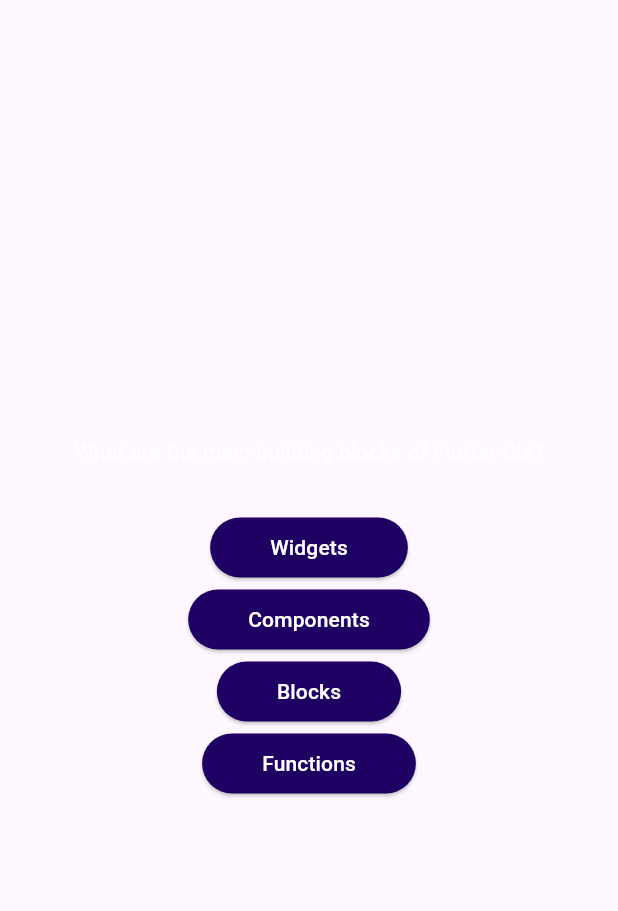
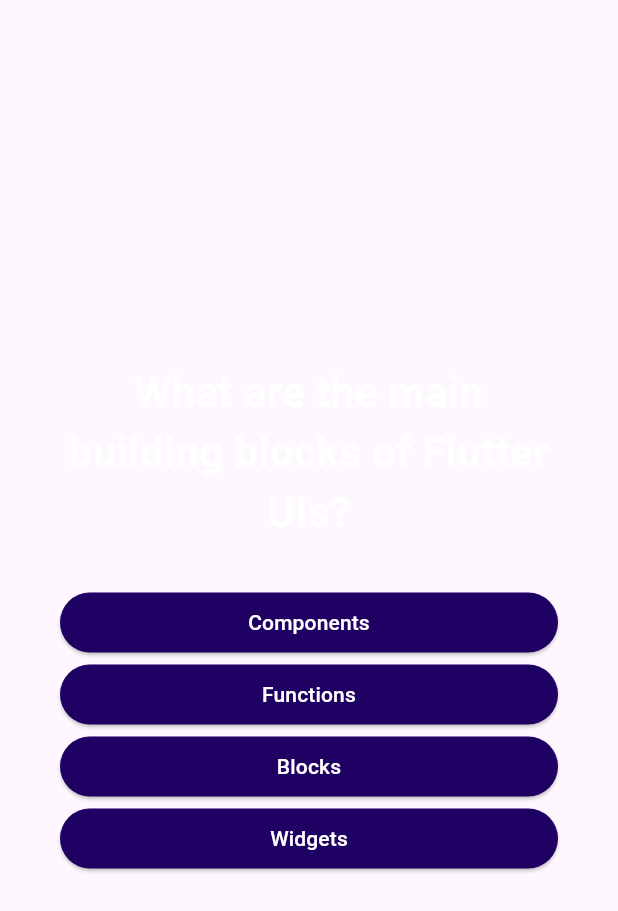
Before and after one commit to UsmanKhursheed06/Quiz-App, a Flutter app: the Questions widget shown alone on an empty page, opened directly, on a phone screen of 412 x 824 dp. Shown: the top 911 px of the screen. Run offline on Flutter 3.47's test engine with Material 3 defaults, Android fonts, the phone set to English and light mode, and no system bars; our stand-ins replace google_fonts.

Commit message:
more work on styling

```diff
--- a/lib/answer_buttons_styling.dart
+++ b/lib/answer_buttons_styling.dart
@@ -1,7 +1,7 @@
 import 'package:flutter/material.dart';
 
 class AnswerButton extends StatelessWidget {
-  AnswerButton({required this.anstext, required this.onTap, super.key});
+  const AnswerButton({required this.anstext, required this.onTap, super.key});
   final String anstext;
   final void Function() onTap;
   @override
@@ -16,7 +16,7 @@ class AnswerButton extends StatelessWidget {
           borderRadius: BorderRadius.circular(40),
         ),
       ),
-      child: Text(anstext),
+      child: Text(anstext,textAlign: TextAlign.center,),
     );
   }
 }
--- a/lib/models/questions.dart
+++ b/lib/models/questions.dart
@@ -4,4 +4,11 @@ class QuizQuestion
 
   final String text;
   final List<String> answers;
+
+  List<String> getShuffled()
+  {
+    final shufflelist=List.of(answers);
+    shufflelist.shuffle();
+    return shufflelist;
+  }
 }
--- a/lib/questions_screen.dart
+++ b/lib/questions_screen.dart
@@ -1,6 +1,8 @@
 import 'package:flutter/material.dart';
+import 'package:google_fonts/google_fonts.dart';
 import 'answer_buttons_styling.dart';
 import 'package:second_app/data/questions_answers.dart';
+
 
 class Questions extends StatefulWidget {
   const Questions({super.key});
@@ -10,24 +12,47 @@ class Questions extends StatefulWidget {
   }
 }
 
+
 class _Questions extends State<Questions> {
+var index=0;
+
+void changeQuestion()
+{
+  setState(() {
+    if(index<questions.length-1)
+    {index++;}
+
+  });
+}
   @override
+
   Widget build(context) {
-final currentQuestion=questions[0];
+    final currentQuestion = questions[index];
 
     return SizedBox(
       width: double.infinity,
+      child: Container(
+        margin: const EdgeInsets.all(40),
         child: Column(
           mainAxisAlignment: MainAxisAlignment.center,
+          crossAxisAlignment: CrossAxisAlignment.stretch,
           children: [
-           Text(currentQuestion.text,style: TextStyle(color: Colors.white),) ,
+            Text(
+              currentQuestion.text,
+              style: GoogleFonts.tiltPrism(color: Colors.white,fontSize: 28,fontWeight: FontWeight.bold)
+              ,
+              textAlign: TextAlign.center,
+            ),
             const SizedBox(
               height: 30,
             ),
 
-          ...currentQuestion.answers.map((items){
-            return AnswerButton(anstext: items, onTap: (){});
-          }),//we have converted the string list into the list of widgets and used the spread operator to take out the list from a list and using it as simple widgets basically making the buttons dynamically which is very important concept..
+            ...currentQuestion.getShuffled().map((items)
+            {
+              return AnswerButton(anstext: items, onTap: changeQuestion);
+            }),
+
+             //we have converted the string list into the list of widgets and used the spread operator to take out the list from a list and using it as simple widgets basically making the buttons dynamically which is very important concept..
 
             // AnswerButton(anstext: currentQuestion.answers[0], onTap: () {}),
             // AnswerButton(anstext:currentQuestion.answers[1], onTap: () {}),
@@ -35,6 +60,7 @@ final currentQuestion=questions[0];
             // AnswerButton(anstext: currentQuestion.answers[3], onTap: () {}),
           ],
         ),
+      ),
     );
   }
 }
--- a/lib/quiz.dart
+++ b/lib/quiz.dart
@@ -36,7 +36,7 @@ class _Quiz extends State<Quiz> {
                 begin: Alignment.topLeft,
                 end: Alignment.bottomRight),
           ),
-          child: activeScreen == 'startscreen'
+          child: activeScreen == 'start-screen'
               ? StartScreen(switchScreen)
               : const Questions(),
         ),
--- a/pubspec.yaml
+++ b/pubspec.yaml
@@ -11,6 +11,7 @@ dependencies:
   flutter:
     sdk: flutter
   cupertino_icons: ^1.0.6
+  google_fonts: ^6.2.1
 
 dev_dependencies:
   flutter_test:
```
Also changed, not shown: pubspec.lock, 1 other file. Lines whose indentation alone changed are shown as unchanged.
